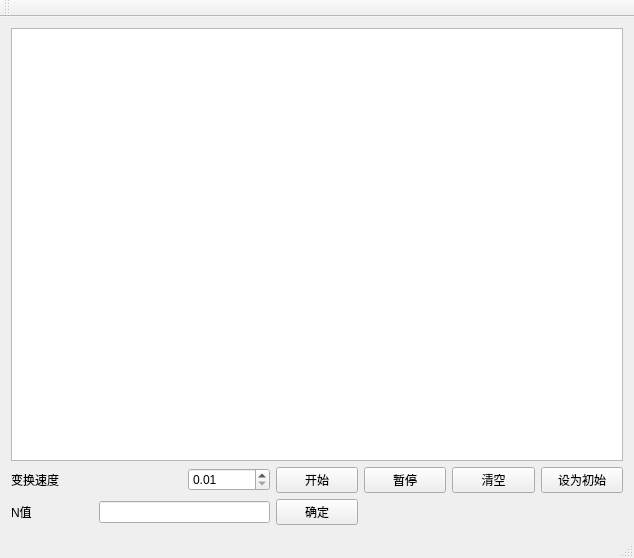
This is mainwindow.ui in ThoughtWorksLifeGame/GameOfLifeUI as Qt 5 draws it before an edit. The edited form follows.
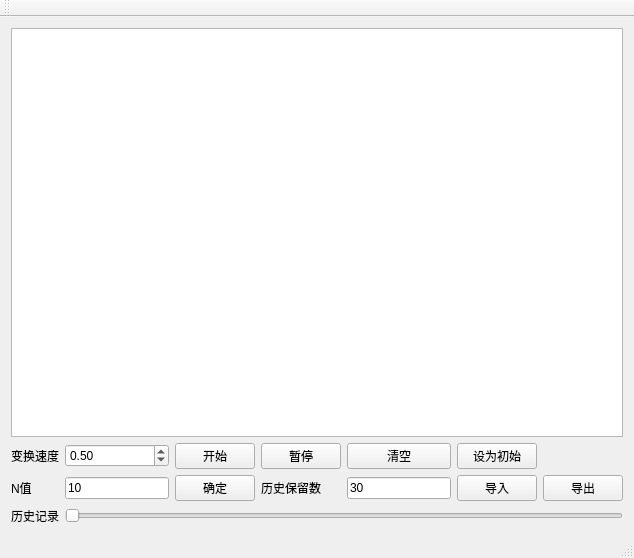
This is the edited form.

Commit message: Export Import A Hisroty

What changed in the file:
```diff
--- a/mainwindow.ui
+++ b/mainwindow.ui
@@ -15,6 +15,20 @@
   </property>
   <widget class="QWidget" name="centralWidget">
    <layout class="QGridLayout" name="gridLayout_2">
+    <item row="4" column="0">
+     <widget class="QLabel" name="label_3">
+      <property name="text">
+       <string>历史记录</string>
+      </property>
+     </widget>
+    </item>
+    <item row="3" column="5">
+     <widget class="QPushButton" name="importButton">
+      <property name="text">
+       <string>导入</string>
+      </property>
+     </widget>
+    </item>
     <item row="0" column="0" colspan="7">
      <widget class="QTableView" name="tableView">
       <property name="sizePolicy">
@@ -25,65 +39,103 @@
       </property>
      </widget>
     </item>
-    <item row="1" column="2">
+    <item row="3" column="0">
+     <widget class="QLabel" name="label_2">
+      <property name="text">
+       <string>N值</string>
+      </property>
+     </widget>
+    </item>
+    <item row="1" column="0">
+     <widget class="QLabel" name="label">
+      <property name="text">
+       <string>变换速度</string>
+      </property>
+     </widget>
+    </item>
+    <item row="1" column="1">
      <widget class="QDoubleSpinBox" name="speedSpin">
       <property name="minimum">
        <double>0.010000000000000</double>
       </property>
+      <property name="singleStep">
+       <double>0.050000000000000</double>
+      </property>
+      <property name="value">
+       <double>0.500000000000000</double>
+      </property>
      </widget>
     </item>
-    <item row="1" column="3">
-     <widget class="QPushButton" name="pushButton_2">
+    <item row="4" column="1" colspan="6">
+     <widget class="QSlider" name="historySlide">
+      <property name="orientation">
+       <enum>Qt::Horizontal</enum>
+      </property>
+     </widget>
+    </item>
+    <item row="3" column="1">
+     <widget class="QLineEdit" name="dimEdit">
+      <property name="text">
+       <string>10</string>
+      </property>
+     </widget>
+    </item>
+    <item row="3" column="3">
+     <widget class="QLabel" name="label_4">
+      <property name="text">
+       <string>历史保留数</string>
+      </property>
+     </widget>
+    </item>
+    <item row="1" column="2">
+     <widget class="QPushButton" name="startButton">
       <property name="text">
        <string>开始</string>
       </property>
      </widget>
     </item>
     <item row="1" column="4">
+     <widget class="QPushButton" name="clearButton">
+      <property name="text">
+       <string>清空</string>
+      </property>
+     </widget>
+    </item>
+    <item row="3" column="4">
+     <widget class="QLineEdit" name="historyLimit">
+      <property name="text">
+       <string>30</string>
+      </property>
+     </widget>
+    </item>
+    <item row="1" column="3">
      <widget class="QPushButton" name="pushButton">
       <property name="text">
        <string>暂停</string>
       </property>
      </widget>
     </item>
+    <item row="3" column="2">
+     <widget class="QPushButton" name="okButton">
+      <property name="text">
+       <string>确定</string>
+      </property>
+     </widget>
+    </item>
+    <item row="3" column="6">
+     <widget class="QPushButton" name="exportButton">
+      <property name="text">
+       <string>导出</string>
+      </property>
+     </widget>
+    </item>
     <item row="1" column="5">
-     <widget class="QPushButton" name="clearButton">
-      <property name="text">
-       <string>清空</string>
-      </property>
-     </widget>
-    </item>
-    <item row="1" column="6">
      <widget class="QPushButton" name="setAsInitButton">
       <property name="text">
        <string>设为初始</string>
       </property>
      </widget>
     </item>
-    <item row="2" column="0">
-     <widget class="QLabel" name="label_2">
-      <property name="text">
-       <string>N值</string>
-      </property>
-     </widget>
-    </item>
-    <item row="2" column="1" colspan="2">
-     <widget class="QLineEdit" name="dimEdit"/>
-    </item>
-    <item row="2" column="3">
-     <widget class="QPushButton" name="okButton">
-      <property name="text">
-       <string>确定</string>
-      </property>
-     </widget>
-    </item>
-    <item row="1" column="0">
-     <widget class="QLabel" name="label">
-      <property name="text">
-       <string>变换速度</string>
-      </property>
-     </widget>
-    </item>
    </layout>
   </widget>
   <widget class="QMenuBar" name="menuBar">
```
The commit also changes 2 other files.
